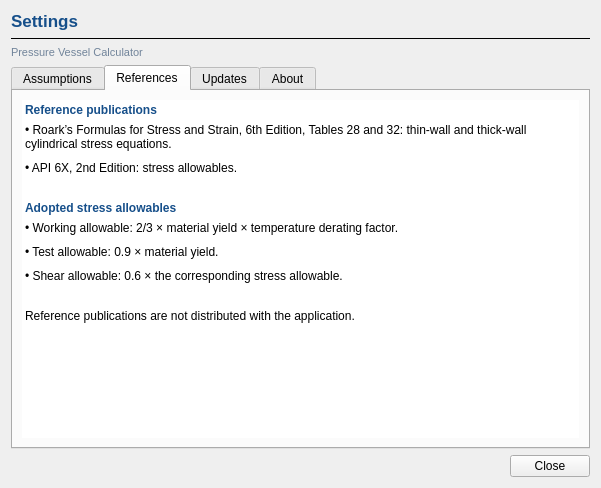
ZeroFlagLabs/pressure-vessel-calculator, file src/ui/settings_dialog.ui: the form before one commit.
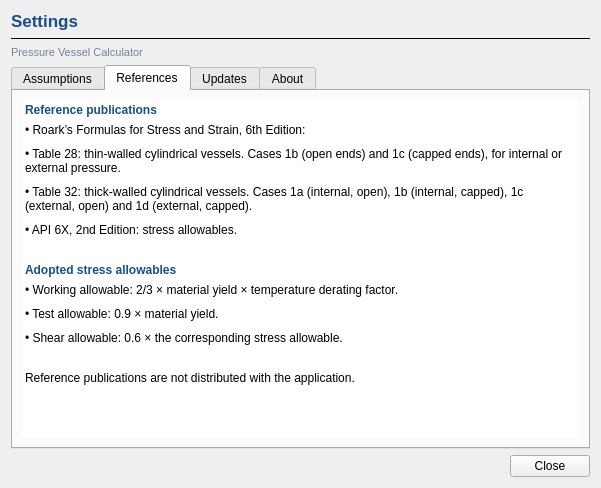
The form after the commit. The open tabs and pages were chosen to show the change.

Commit message: docs: clarify stress assumptions and Roark case references

```diff
--- a/src/ui/settings_dialog.ui
+++ b/src/ui/settings_dialog.ui
@@ -126,7 +126,7 @@
            <item>
             <widget class="QLabel" name="references_text">
              <property name="textFormat"><enum>Qt::TextFormat::RichText</enum></property>
-             <property name="text"><string>&lt;html&gt;&lt;body&gt;&lt;p style="margin:0 0 10px 0;"&gt;• Roark’s Formulas for Stress and Strain, 6th Edition, Tables 28 and 32: thin-wall and thick-wall cylindrical stress equations.&lt;/p&gt;&lt;p style="margin:0 0 10px 0;"&gt;• API 6X, 2nd Edition: stress allowables.&lt;/p&gt;&lt;/body&gt;&lt;/html&gt;</string></property>
+             <property name="text"><string>&lt;html&gt;&lt;body&gt;&lt;p style="margin:0 0 10px 0;"&gt;&amp;bull; Roark&amp;rsquo;s Formulas for Stress and Strain, 6th Edition:&lt;/p&gt;&lt;p style="margin:0 0 10px 0;"&gt;&amp;bull; Table 28: thin-walled cylindrical vessels. Cases 1b (open ends) and 1c (capped ends), for internal or external pressure.&lt;/p&gt;&lt;p style="margin:0 0 10px 0;"&gt;&amp;bull; Table 32: thick-walled cylindrical vessels. Cases 1a (internal, open), 1b (internal, capped), 1c (external, open) and 1d (external, capped).&lt;/p&gt;&lt;p style="margin:0 0 10px 0;"&gt;&amp;bull; API 6X, 2nd Edition: stress allowables.&lt;/p&gt;&lt;/body&gt;&lt;/html&gt;</string></property>
              <property name="wordWrap"><bool>true</bool></property>
             </widget>
            </item>
```
Left out of the diff: 6 changed lines with no effect on the pictures. The commit also changes 5 other files.
